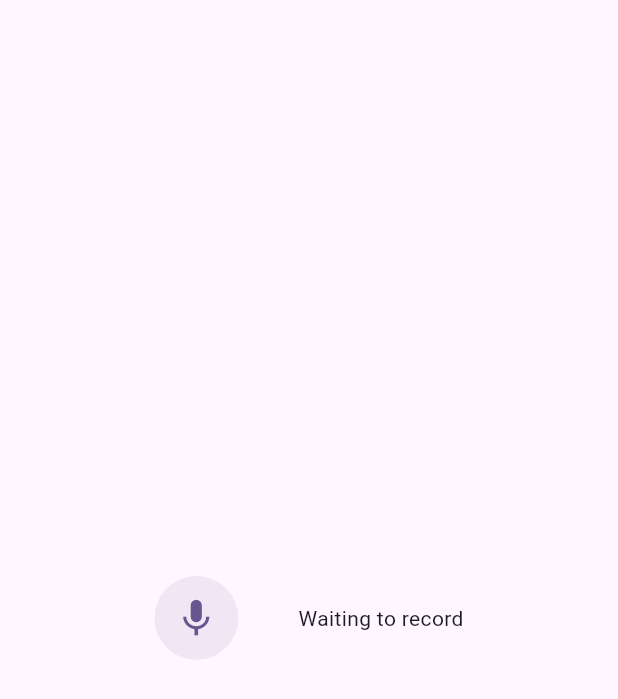
After one commit to wjprogramer/flutter_sing_tools, a Flutter app: the screen it shows after launch, after a tap on "音量偵測", on a phone screen of 412 x 824 dp. The commit adds this screen. Shown: the top 699 px of the screen. Run offline on Flutter 3.47's test engine with Material 3 defaults, Android fonts, the phone set to English and light mode, and no system bars; our stand-ins replace permission_handler, web; missing offline and left inert: dart:js_interop, flutter_sound, record.

Commit message:
detect volume (ref: record examples commit 53a94e)

```diff
--- a/lib/main.dart
+++ b/lib/main.dart
@@ -1,6 +1,7 @@
 import 'package:flutter/material.dart';
 import 'package:flutter_sing_tools/pages/monitor_playback_page.dart';
 import 'package:flutter_sing_tools/pages/recorder_page.dart';
+import 'package:flutter_sing_tools/pages/volume_detect_page.dart';
 
 import 'widgets/widgets.dart';
 
@@ -37,6 +38,15 @@ class MyHomePage extends StatelessWidget {
       body: ListView(
         padding: const EdgeInsets.all(16),
         children: [
+          MyTitle('一般'),
+          MyButton(
+            text: '音量偵測',
+            page: VolumeDetectPage(
+              onStop: (path) {
+                print('Recorded file path: $path');
+              },
+            ),
+          ),
           MyTitle('重播'),
           MyButton(
             text: '錄音',
--- /dev/null
+++ b/lib/pages/volume_detect_page.dart
@@ -0,0 +1,268 @@
+import 'dart:async';
+
+import 'package:flutter/foundation.dart';
+import 'package:flutter/material.dart';
+import 'package:record/record.dart';
+import 'package:flutter_sing_tools/utilities/audio_recorder/audio_recorder_io.dart';
+
+/// Ref:
+/// - https://gist.github.com/martusheff/57e321a31c2acb9154b5b5f4394c64e7
+/// - https://github.com/llfbandit/record , record/examples
+class VolumeDetectPage extends StatefulWidget {
+  const VolumeDetectPage({
+    super.key,
+    required this.onStop,
+  });
+
+  final void Function(String path) onStop;
+
+  @override
+  State<VolumeDetectPage> createState() => _VolumeDetectPageState();
+}
+
+class _VolumeDetectPageState extends State<VolumeDetectPage> with AudioRecorderMixin {
+  int _recordDuration = 0;
+  Timer? _timer;
+  late final AudioRecorder _audioRecorder;
+  StreamSubscription<RecordState>? _recordSub;
+  RecordState _recordState = RecordState.stop;
+  StreamSubscription<Amplitude>? _amplitudeSub;
+  Amplitude? _amplitude;
+  double volume = 0.0;
+  double minVolume = -45.0;
+
+  @override
+  void initState() {
+    _audioRecorder = AudioRecorder();
+
+    _recordSub = _audioRecorder.onStateChanged().listen((recordState) {
+      _updateRecordState(recordState);
+    });
+
+    _amplitudeSub = _audioRecorder
+        .onAmplitudeChanged(const Duration(milliseconds: 300))
+        .listen((amp) {
+      _amplitude = amp;
+      if (amp.current > minVolume) {
+        volume = (amp.current - minVolume) / minVolume;
+      }
+      setState(() {});
+    });
+
+    super.initState();
+  }
+
+  int volume0to(int maxVolumeToDisplay) {
+    return (volume * maxVolumeToDisplay).round().abs();
+  }
+
+  Future<void> _start() async {
+    try {
+      if (await _audioRecorder.hasPermission()) {
+        const encoder = AudioEncoder.aacLc;
+
+        if (!await _isEncoderSupported(encoder)) {
+          return;
+        }
+
+        final devs = await _audioRecorder.listInputDevices();
+        debugPrint(devs.toString());
+
+        const config = RecordConfig(encoder: encoder, numChannels: 1);
+
+        // Record to file
+        await recordFile(_audioRecorder, config);
+
+        // Record to stream
+        // await recordStream(_audioRecorder, config);
+
+        _recordDuration = 0;
+
+        _startTimer();
+      }
+    } catch (e) {
+      if (kDebugMode) {
+        print(e);
+      }
+    }
+  }
+
+  Future<void> _stop() async {
+    final path = await _audioRecorder.stop();
+
+    if (path != null) {
+      widget.onStop(path);
+
+      downloadWebData(path);
+    }
+  }
+
+  Future<void> _pause() => _audioRecorder.pause();
+
+  Future<void> _resume() => _audioRecorder.resume();
+
+  void _updateRecordState(RecordState recordState) {
+    setState(() => _recordState = recordState);
+
+    switch (recordState) {
+      case RecordState.pause:
+        _timer?.cancel();
+        break;
+      case RecordState.record:
+        _startTimer();
+        break;
+      case RecordState.stop:
+        _timer?.cancel();
+        _recordDuration = 0;
+        break;
+    }
+  }
+
+  Future<bool> _isEncoderSupported(AudioEncoder encoder) async {
+    final isSupported = await _audioRecorder.isEncoderSupported(
+      encoder,
+    );
+
+    if (!isSupported) {
+      debugPrint('${encoder.name} is not supported on this platform.');
+      debugPrint('Supported encoders are:');
+
+      for (final e in AudioEncoder.values) {
+        if (await _audioRecorder.isEncoderSupported(e)) {
+          debugPrint('- ${e.name}');
+        }
+      }
+    }
+
+    return isSupported;
+  }
+
+  @override
+  Widget build(BuildContext context) {
+    return MaterialApp(
+      home: Scaffold(
+        body: Column(
+          mainAxisAlignment: MainAxisAlignment.center,
+          children: [
+            Row(
+              mainAxisAlignment: MainAxisAlignment.center,
+              children: <Widget>[
+                _buildRecordStopControl(),
+                const SizedBox(width: 20),
+                _buildPauseResumeControl(),
+                const SizedBox(width: 20),
+                _buildText(),
+              ],
+            ),
+            if (_amplitude != null) ...[
+              const SizedBox(height: 40),
+              Text('Current: ${_amplitude?.current ?? 0.0}'),
+              Text('Volume: ${volume0to(100)}'),
+              Text('Max: ${_amplitude?.max ?? 0.0}'),
+            ],
+          ],
+        ),
+      ),
+    );
+  }
+
+  @override
+  void dispose() {
+    _timer?.cancel();
+    _recordSub?.cancel();
+    _amplitudeSub?.cancel();
+    _audioRecorder.dispose();
+    super.dispose();
+  }
+
+  Widget _buildRecordStopControl() {
+    late Icon icon;
+    late Color color;
+
+    if (_recordState != RecordState.stop) {
+      icon = const Icon(Icons.stop, color: Colors.red, size: 30);
+      color = Colors.red.withValues(alpha: 0.1);
+    } else {
+      final theme = Theme.of(context);
+      icon = Icon(Icons.mic, color: theme.primaryColor, size: 30);
+      color = theme.primaryColor.withValues(alpha: 0.1);
+    }
+
+    return ClipOval(
+      child: Material(
+        color: color,
+        child: InkWell(
+          child: SizedBox(width: 56, height: 56, child: icon),
+          onTap: () {
+            (_recordState != RecordState.stop) ? _stop() : _start();
+          },
+        ),
+      ),
+    );
+  }
+
+  Widget _buildPauseResumeControl() {
+    if (_recordState == RecordState.stop) {
+      return const SizedBox.shrink();
+    }
+
+    late Icon icon;
+    late Color color;
+
+    if (_recordState == RecordState.record) {
+      icon = const Icon(Icons.pause, color: Colors.red, size: 30);
+      color = Colors.red.withValues(alpha: 0.1);
+    } else {
+      final theme = Theme.of(context);
+      icon = const Icon(Icons.play_arrow, color: Colors.red, size: 30);
+      color = theme.primaryColor.withValues(alpha: 0.1);
+    }
+
+    return ClipOval(
+      child: Material(
+        color: color,
+        child: InkWell(
+          child: SizedBox(width: 56, height: 56, child: icon),
+          onTap: () {
+            (_recordState == RecordState.pause) ? _resume() : _pause();
+          },
+        ),
+      ),
+    );
+  }
+
+  Widget _buildText() {
+    if (_recordState != RecordState.stop) {
+      return _buildTimer();
+    }
+
+    return const Text("Waiting to record");
+  }
+
+  Widget _buildTimer() {
+    final String minutes = _formatNumber(_recordDuration ~/ 60);
+    final String seconds = _formatNumber(_recordDuration % 60);
+
+    return Text(
+      '$minutes : $seconds',
+      style: const TextStyle(color: Colors.red),
+    );
+  }
+
+  String _formatNumber(int number) {
+    String numberStr = number.toString();
+    if (number < 10) {
+      numberStr = '0$numberStr';
+    }
+
+    return numberStr;
+  }
+
+  void _startTimer() {
+    _timer?.cancel();
+
+    _timer = Timer.periodic(const Duration(seconds: 1), (Timer t) {
+      setState(() => _recordDuration++);
+    });
+  }
+}
--- /dev/null
+++ b/lib/utilities/audio_recorder/audio_recorder_platform.dart
@@ -0,0 +1 @@
+export 'audio_recorder_web.dart' if (dart.library.io) 'audio_recorder_io.dart';
--- a/pubspec.yaml
+++ b/pubspec.yaml
@@ -35,6 +35,9 @@ dependencies:
   # Android iOS Linux
   # flutter_audio_capture: ^1.1.8
 
+  # Android iOS
+  real_volume: ^1.0.9
+
   # Android iOS web
   flutter_sound: ^9.28.0
 
@@ -43,6 +46,9 @@ dependencies:
 
   # Android iOS Linux macOS Windows
   path_provider: ^2.1.5
+
+  # Android iOS Linux macOS web Windows
+  record: ^6.0.0
 
   # The following adds the Cupertino Icons font to your application.
   # Use with the CupertinoIcons class for iOS style icons.
```
Also changed, not shown: lib/utilities/audio_recorder/audio_recorder_io.dart (added, +46 -0 lines), lib/utilities/audio_recorder/audio_recorder_web.dart (added, +37 -0 lines), pubspec.lock, 1 other file.
